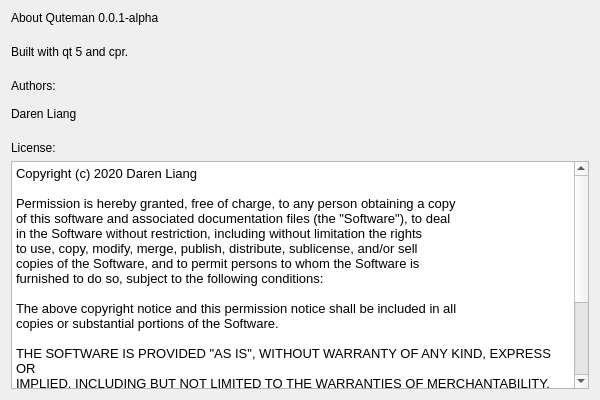
The window that src/about/about.ui (darenliang/quteman) describes before a commit, drawn with Qt 5.
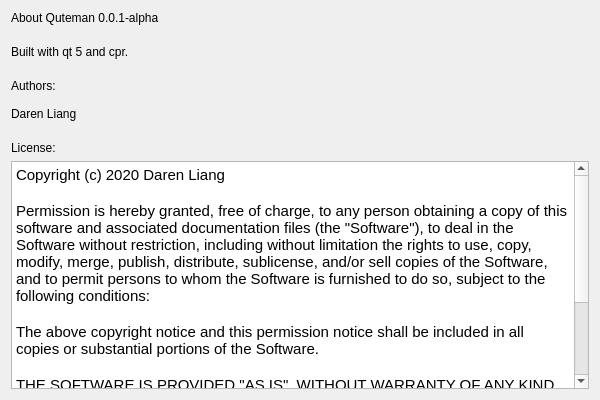
The same window after the commit.

Commit message: Update about dialog

```diff
--- a/src/about/about.ui
+++ b/src/about/about.ui
@@ -56,25 +56,13 @@
 &lt;html&gt;&lt;head&gt;&lt;meta name=&quot;qrichtext&quot; content=&quot;1&quot; /&gt;&lt;style type=&quot;text/css&quot;&gt;
 p, li { white-space: pre-wrap; }
 &lt;/style&gt;&lt;/head&gt;&lt;body style=&quot; font-family:'Cantarell'; font-size:11pt; font-weight:400; font-style:normal;&quot;&gt;
-&lt;p align=&quot;justify&quot; style=&quot; margin-top:0px; margin-bottom:0px; margin-left:0px; margin-right:0px; -qt-block-indent:0; text-indent:0px;&quot;&gt;&lt;span style=&quot; font-size:10pt;&quot;&gt;Copyright (c) 2020 Daren Liang&lt;/span&gt;&lt;/p&gt;
-&lt;p style=&quot;-qt-paragraph-type:empty; margin-top:0px; margin-bottom:0px; margin-left:0px; margin-right:0px; -qt-block-indent:0; text-indent:0px; font-size:10pt;&quot;&gt;&lt;br /&gt;&lt;/p&gt;
-&lt;p style=&quot; margin-top:0px; margin-bottom:0px; margin-left:0px; margin-right:0px; -qt-block-indent:0; text-indent:0px;&quot;&gt;&lt;span style=&quot; font-size:10pt;&quot;&gt;Permission is hereby granted, free of charge, to any person obtaining a copy&lt;/span&gt;&lt;/p&gt;
-&lt;p style=&quot; margin-top:0px; margin-bottom:0px; margin-left:0px; margin-right:0px; -qt-block-indent:0; text-indent:0px;&quot;&gt;&lt;span style=&quot; font-size:10pt;&quot;&gt;of this software and associated documentation files (the &amp;quot;Software&amp;quot;), to deal&lt;/span&gt;&lt;/p&gt;
-&lt;p style=&quot; margin-top:0px; margin-bottom:0px; margin-left:0px; margin-right:0px; -qt-block-indent:0; text-indent:0px;&quot;&gt;&lt;span style=&quot; font-size:10pt;&quot;&gt;in the Software without restriction, including without limitation the rights&lt;/span&gt;&lt;/p&gt;
-&lt;p style=&quot; margin-top:0px; margin-bottom:0px; margin-left:0px; margin-right:0px; -qt-block-indent:0; text-indent:0px;&quot;&gt;&lt;span style=&quot; font-size:10pt;&quot;&gt;to use, copy, modify, merge, publish, distribute, sublicense, and/or sell&lt;/span&gt;&lt;/p&gt;
-&lt;p style=&quot; margin-top:0px; margin-bottom:0px; margin-left:0px; margin-right:0px; -qt-block-indent:0; text-indent:0px;&quot;&gt;&lt;span style=&quot; font-size:10pt;&quot;&gt;copies of the Software, and to permit persons to whom the Software is&lt;/span&gt;&lt;/p&gt;
-&lt;p style=&quot; margin-top:0px; margin-bottom:0px; margin-left:0px; margin-right:0px; -qt-block-indent:0; text-indent:0px;&quot;&gt;&lt;span style=&quot; font-size:10pt;&quot;&gt;furnished to do so, subject to the following conditions:&lt;/span&gt;&lt;/p&gt;
-&lt;p style=&quot;-qt-paragraph-type:empty; margin-top:0px; margin-bottom:0px; margin-left:0px; margin-right:0px; -qt-block-indent:0; text-indent:0px; font-size:10pt;&quot;&gt;&lt;br /&gt;&lt;/p&gt;
-&lt;p style=&quot; margin-top:0px; margin-bottom:0px; margin-left:0px; margin-right:0px; -qt-block-indent:0; text-indent:0px;&quot;&gt;&lt;span style=&quot; font-size:10pt;&quot;&gt;The above copyright notice and this permission notice shall be included in all&lt;/span&gt;&lt;/p&gt;
-&lt;p style=&quot; margin-top:0px; margin-bottom:0px; margin-left:0px; margin-right:0px; -qt-block-indent:0; text-indent:0px;&quot;&gt;&lt;span style=&quot; font-size:10pt;&quot;&gt;copies or substantial portions of the Software.&lt;/span&gt;&lt;/p&gt;
-&lt;p style=&quot;-qt-paragraph-type:empty; margin-top:0px; margin-bottom:0px; margin-left:0px; margin-right:0px; -qt-block-indent:0; text-indent:0px; font-size:10pt;&quot;&gt;&lt;br /&gt;&lt;/p&gt;
-&lt;p style=&quot; margin-top:0px; margin-bottom:0px; margin-left:0px; margin-right:0px; -qt-block-indent:0; text-indent:0px;&quot;&gt;&lt;span style=&quot; font-size:10pt;&quot;&gt;THE SOFTWARE IS PROVIDED &amp;quot;AS IS&amp;quot;, WITHOUT WARRANTY OF ANY KIND, EXPRESS OR&lt;/span&gt;&lt;/p&gt;
-&lt;p style=&quot; margin-top:0px; margin-bottom:0px; margin-left:0px; margin-right:0px; -qt-block-indent:0; text-indent:0px;&quot;&gt;&lt;span style=&quot; font-size:10pt;&quot;&gt;IMPLIED, INCLUDING BUT NOT LIMITED TO THE WARRANTIES OF MERCHANTABILITY,&lt;/span&gt;&lt;/p&gt;
-&lt;p style=&quot; margin-top:0px; margin-bottom:0px; margin-left:0px; margin-right:0px; -qt-block-indent:0; text-indent:0px;&quot;&gt;&lt;span style=&quot; font-size:10pt;&quot;&gt;FITNESS FOR A PARTICULAR PURPOSE AND NONINFRINGEMENT. IN NO EVENT SHALL THE&lt;/span&gt;&lt;/p&gt;
-&lt;p style=&quot; margin-top:0px; margin-bottom:0px; margin-left:0px; margin-right:0px; -qt-block-indent:0; text-indent:0px;&quot;&gt;&lt;span style=&quot; font-size:10pt;&quot;&gt;AUTHORS OR COPYRIGHT HOLDERS BE LIABLE FOR ANY CLAIM, DAMAGES OR OTHER&lt;/span&gt;&lt;/p&gt;
-&lt;p style=&quot; margin-top:0px; margin-bottom:0px; margin-left:0px; margin-right:0px; -qt-block-indent:0; text-indent:0px;&quot;&gt;&lt;span style=&quot; font-size:10pt;&quot;&gt;LIABILITY, WHETHER IN AN ACTION OF CONTRACT, TORT OR OTHERWISE, ARISING FROM,&lt;/span&gt;&lt;/p&gt;
-&lt;p style=&quot; margin-top:0px; margin-bottom:0px; margin-left:0px; margin-right:0px; -qt-block-indent:0; text-indent:0px;&quot;&gt;&lt;span style=&quot; font-size:10pt;&quot;&gt;OUT OF OR IN CONNECTION WITH THE SOFTWARE OR THE USE OR OTHER DEALINGS IN THE&lt;/span&gt;&lt;/p&gt;
-&lt;p style=&quot; margin-top:0px; margin-bottom:0px; margin-left:0px; margin-right:0px; -qt-block-indent:0; text-indent:0px;&quot;&gt;&lt;span style=&quot; font-size:10pt;&quot;&gt;SOFTWARE.&lt;/span&gt;&lt;/p&gt;&lt;/body&gt;&lt;/html&gt;</string>
+&lt;p style=&quot; margin-top:0px; margin-bottom:0px; margin-left:0px; margin-right:0px; -qt-block-indent:0; text-indent:0px;&quot;&gt;Copyright (c) 2020 Daren Liang&lt;/p&gt;
+&lt;p style=&quot;-qt-paragraph-type:empty; margin-top:0px; margin-bottom:0px; margin-left:0px; margin-right:0px; -qt-block-indent:0; text-indent:0px;&quot;&gt;&lt;br /&gt;&lt;/p&gt;
+&lt;p style=&quot; margin-top:0px; margin-bottom:0px; margin-left:0px; margin-right:0px; -qt-block-indent:0; text-indent:0px;&quot;&gt;Permission is hereby granted, free of charge, to any person obtaining a copy of this software and associated documentation files (the &amp;quot;Software&amp;quot;), to deal in the Software without restriction, including without limitation the rights to use, copy, modify, merge, publish, distribute, sublicense, and/or sell copies of the Software, and to permit persons to whom the Software is furnished to do so, subject to the following conditions:&lt;/p&gt;
+&lt;p style=&quot;-qt-paragraph-type:empty; margin-top:0px; margin-bottom:0px; margin-left:0px; margin-right:0px; -qt-block-indent:0; text-indent:0px;&quot;&gt;&lt;br /&gt;&lt;/p&gt;
+&lt;p style=&quot; margin-top:0px; margin-bottom:0px; margin-left:0px; margin-right:0px; -qt-block-indent:0; text-indent:0px;&quot;&gt;The above copyright notice and this permission notice shall be included in all copies or substantial portions of the Software.&lt;/p&gt;
+&lt;p style=&quot;-qt-paragraph-type:empty; margin-top:0px; margin-bottom:0px; margin-left:0px; margin-right:0px; -qt-block-indent:0; text-indent:0px;&quot;&gt;&lt;br /&gt;&lt;/p&gt;
+&lt;p style=&quot; margin-top:0px; margin-bottom:0px; margin-left:0px; margin-right:0px; -qt-block-indent:0; text-indent:0px;&quot;&gt;THE SOFTWARE IS PROVIDED &amp;quot;AS IS&amp;quot;, WITHOUT WARRANTY OF ANY KIND, EXPRESS OR IMPLIED, INCLUDING BUT NOT LIMITED TO THE WARRANTIES OF MERCHANTABILITY, FITNESS FOR A PARTICULAR PURPOSE AND NONINFRINGEMENT. IN NO EVENT SHALL THE AUTHORS OR COPYRIGHT HOLDERS BE LIABLE FOR ANY CLAIM, DAMAGES OR OTHER LIABILITY, WHETHER IN AN ACTION OF CONTRACT, TORT OR OTHERWISE, ARISING FROM, OUT OF OR IN CONNECTION WITH THE SOFTWARE OR THE USE OR OTHER DEALINGS IN THE SOFTWARE.&lt;/p&gt;&lt;/body&gt;&lt;/html&gt;</string>
        </property>
       </widget>
      </item>
```
